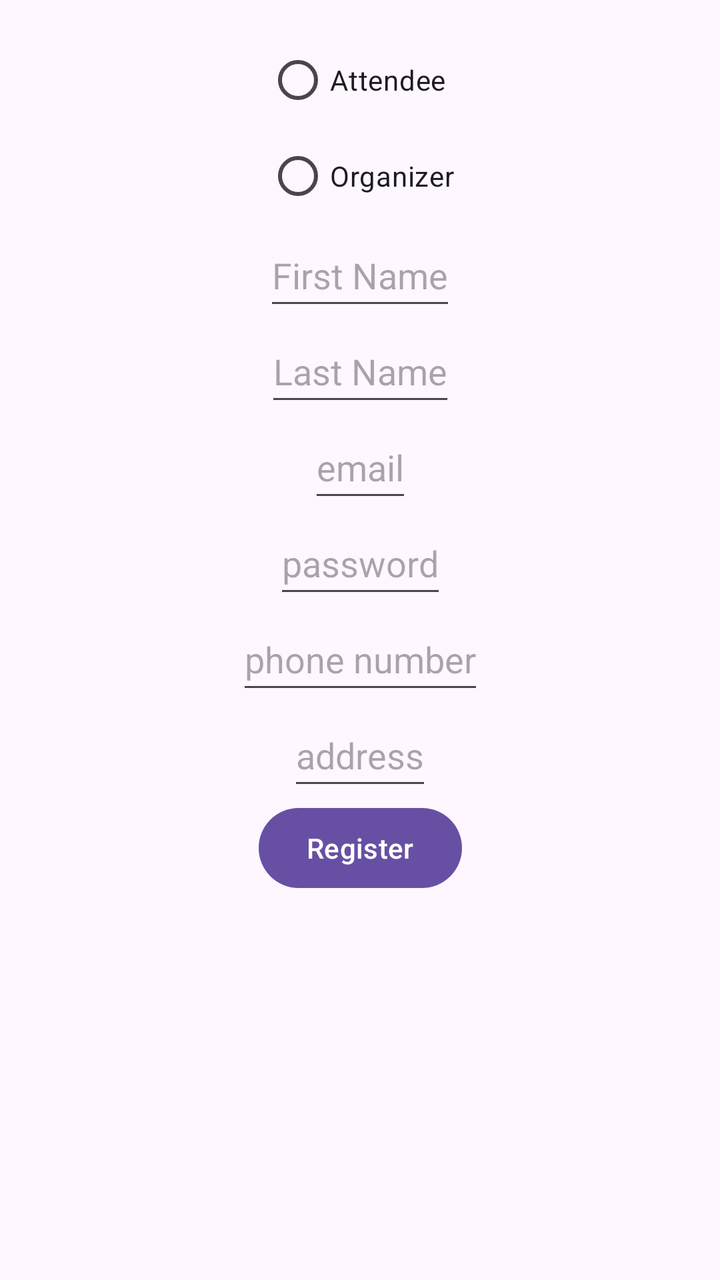
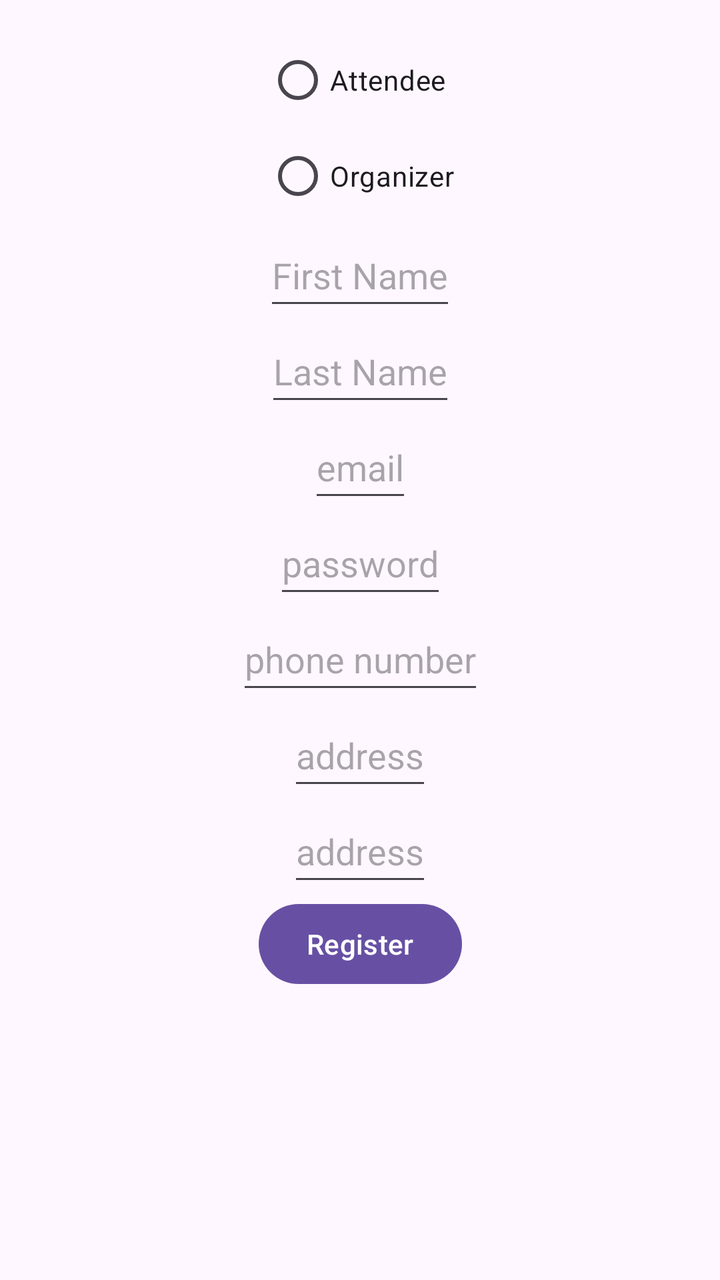

Screens rendered from an Android XML layout before and after an edit, with the pre-edit source and the edit as a unified diff.
<!-- AndroidManifest.xml: application theme Theme.Projectgroup32 -->
<!-- res/layout/activity_register.xml -->
<?xml version="1.0" encoding="utf-8"?>
<androidx.constraintlayout.widget.ConstraintLayout xmlns:android="http://schemas.android.com/apk/res/android"
    xmlns:app="http://schemas.android.com/apk/res-auto"
    xmlns:tools="http://schemas.android.com/tools"
    android:id="@+id/register"
    android:padding="16dp"
    android:layout_width="match_parent"
    android:layout_height="match_parent">


    <RadioGroup
        android:id="@+id/radioGroup"
        android:layout_width="wrap_content"
        android:layout_height="wrap_content"
        app:layout_constraintStart_toStartOf="parent"
        app:layout_constraintEnd_toEndOf="parent"
        app:layout_constraintTop_toTopOf="parent">

        <RadioButton
            android:id="@+id/attendeeRB"
            android:layout_width="wrap_content"
            android:layout_height="wrap_content"
            app:layout_constraintStart_toStartOf="parent"
            app:layout_constraintEnd_toEndOf="parent"
            android:text="Attendee" />

        <RadioButton
            android:id="@+id/organizerRB"
            android:layout_width="wrap_content"
            android:layout_height="wrap_content"
            app:layout_constraintStart_toStartOf="parent"
            app:layout_constraintEnd_toEndOf="parent"
            android:text="Organizer"/>

    </RadioGroup>

    <EditText
        android:id="@+id/firstname"
        android:layout_width="wrap_content"
        android:layout_height="wrap_content"
        android:hint="First Name"
        android:inputType="text"
        android:minHeight="48dp"
        app:layout_constraintEnd_toEndOf="parent"
        app:layout_constraintStart_toStartOf="parent"
        app:layout_constraintTop_toBottomOf="@+id/radioGroup" />

    <EditText
        android:id="@+id/lastname"
        android:layout_width="wrap_content"
        android:layout_height="wrap_content"
        android:hint="Last Name"
        android:inputType="text"
        android:minHeight="48dp"
        app:layout_constraintStart_toStartOf="parent"
        app:layout_constraintEnd_toEndOf="parent"
        app:layout_constraintTop_toBottomOf="@+id/firstname" />

    <EditText
        android:id="@+id/email"
        android:layout_width="wrap_content"
        android:layout_height="wrap_content"
        android:hint="email"
        android:inputType="textEmailAddress"
        android:minHeight="48dp"
        app:layout_constraintEnd_toEndOf="parent"
        app:layout_constraintStart_toStartOf="parent"
        app:layout_constraintTop_toBottomOf="@+id/lastname" />

    <EditText
        android:id="@+id/password"
        android:layout_width="wrap_content"
        android:layout_height="wrap_content"
        android:hint="password"
        android:inputType="textPassword"
        android:minHeight="48dp"
        app:layout_constraintEnd_toEndOf="parent"
        app:layout_constraintStart_toStartOf="parent"
        app:layout_constraintTop_toBottomOf="@+id/email" />


    <EditText
        android:id="@+id/phone_number"
        android:layout_width="wrap_content"
        android:layout_height="wrap_content"
        android:hint="phone number"
        android:inputType="phone"
        android:minHeight="48dp"
        app:layout_constraintEnd_toEndOf="parent"
        app:layout_constraintStart_toStartOf="parent"
        app:layout_constraintTop_toBottomOf="@+id/password" />

    <EditText
        android:id="@+id/address"
        android:layout_width="wrap_content"
        android:layout_height="wrap_content"
        android:hint="address"
        android:inputType="text"
        android:minHeight="48dp"
        app:layout_constraintEnd_toEndOf="parent"
        app:layout_constraintStart_toStartOf="parent"
        app:layout_constraintTop_toBottomOf="@+id/phone_number" />

    <Button
        android:id="@+id/register_submit"
        android:layout_width="wrap_content"
        android:layout_height="wrap_content"
        android:text="Register"
        app:layout_constraintEnd_toEndOf="parent"
        app:layout_constraintStart_toStartOf="parent"
        app:layout_constraintTop_toBottomOf="@+id/address" />


</androidx.constraintlayout.widget.ConstraintLayout>
<!-- resources referenced by this layout -->
<resources>
  <style name="Theme.Projectgroup32" parent="Base.Theme.Projectgroup32" />
  <style name="Base.Theme.Projectgroup32" parent="Theme.Material3.DayNight.NoActionBar">
          
          
      </style>
</resources>

<!-- the commit's change to res/layout/activity_register.xml (unified diff, before → after) -->
@@ -101,6 +101,17 @@
         app:layout_constraintStart_toStartOf="parent"
         app:layout_constraintTop_toBottomOf="@+id/phone_number" />
 
+    <EditText
+        android:id="@+id/organization"
+        android:layout_width="wrap_content"
+        android:layout_height="wrap_content"
+        android:hint="address"
+        android:inputType="text"
+        android:minHeight="48dp"
+        app:layout_constraintEnd_toEndOf="parent"
+        app:layout_constraintStart_toStartOf="parent"
+        app:layout_constraintTop_toBottomOf="@+id/address" />
+
     <Button
         android:id="@+id/register_submit"
         android:layout_width="wrap_content"
@@ -108,7 +119,7 @@
         android:text="Register"
         app:layout_constraintEnd_toEndOf="parent"
         app:layout_constraintStart_toStartOf="parent"
-        app:layout_constraintTop_toBottomOf="@+id/address" />
+        app:layout_constraintTop_toBottomOf="@+id/organization" />
 
 
 </androidx.constraintlayout.widget.ConstraintLayout>
